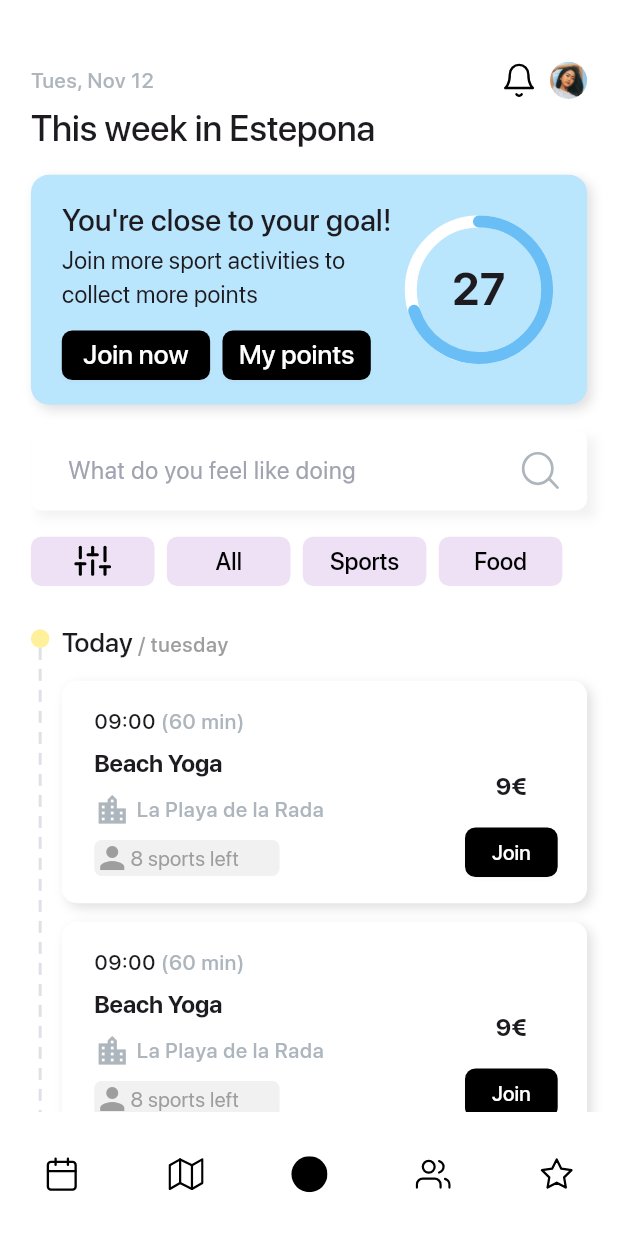
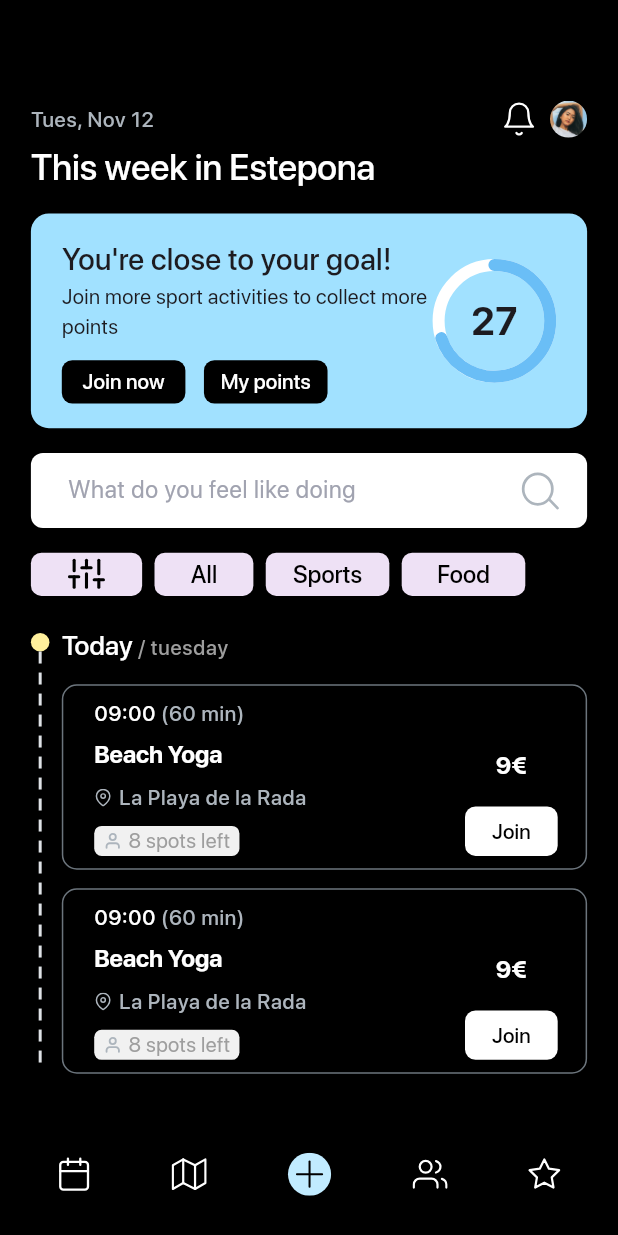
Before and after one commit to DarienRomero/SportsApp, a Flutter app: the screen it shows after launch, on a phone screen of 412 x 824 dp. Run offline on Flutter 3.47's test engine with Material 3 defaults, Android fonts, the phone set to English and light mode, and no system bars; drawn by our look-alikes of dotted_line, percent_indicator; our stand-ins replace dartz, equatable, flutter_bloc, flutter_svg, get_it, sentry_flutter.

Commit message:
ui: improves

```diff
--- a/lib/core/themes.dart
+++ b/lib/core/themes.dart
@@ -71,7 +71,7 @@ class Themes {
     fontFamily: 'SFProDisplay',
     primaryColor: const Color(0xffef5843),
     cardColor: Color(0xffA1E1FF),
-    scaffoldBackgroundColor: Color(0),
+    scaffoldBackgroundColor: Colors.black,
     shadowColor: Color(0),
     iconTheme: IconThemeData(
       color: Colors.white
--- a/lib/features/activities/presentation/pages/today_activities_mobile.dart
+++ b/lib/features/activities/presentation/pages/today_activities_mobile.dart
@@ -6,8 +6,8 @@ import 'package:news_app/core/utils.dart';
 import 'package:news_app/features/activities/presentation/widgets/today_activities/activities_list.dart';
 import 'package:news_app/features/activities/presentation/widgets/today_activities/category_selector.dart';
 import 'package:news_app/features/activities/presentation/widgets/today_activities/goal_card.dart';
+import 'package:news_app/features/activities/presentation/widgets/today_activities/search_box.dart';
 import 'package:news_app/features/common/presentation/widgets/custom_svg_icon.dart';
-import 'package:news_app/features/common/presentation/widgets/custom_text_field.dart';
 import 'package:news_app/features/common/presentation/widgets/general_image.dart';
 import 'package:news_app/features/common/presentation/widgets/h_spacing.dart';
 import 'package:news_app/features/common/presentation/widgets/v_spacing.dart';
@@ -83,25 +83,10 @@ class _TodayActivitiesMobileState extends State<TodayActivitiesMobile> {
             width: mqWidth(context, 100),
           ),
           VSpacing(2),
-          CustomTextField(
-            hintText: "What do you feel like doing",
-            label: "",
-            widthPer: 90,
-            fillColor: Colors.white,
-            suffixIcon: Padding(
-              padding: EdgeInsets.only(
-                top: mqWidth(context, 2),
-                bottom: mqWidth(context, 2),
-                right: mqWidth(context, 4),
-              ),
-              child: CustomSVGIcon(
-                path: CustomIcons.searchIcon
-              ),
-            ),
-          ),
+          SearchBox(),
           VSpacing(2),
           CategorySelector(),
-          VSpacing(3),
+          VSpacing(2.5),
           ActivitiesList()
         ],
       ),
--- a/lib/features/activities/presentation/pages/today_activities_web.dart
+++ b/lib/features/activities/presentation/pages/today_activities_web.dart
@@ -1,8 +1,5 @@
 import 'package:flutter/material.dart';
-import 'package:news_app/core/custom_icons.dart';
 import 'package:news_app/core/utils.dart';
-import 'package:news_app/features/activities/presentation/widgets/today_activities/activities_list.dart';
-import 'package:news_app/features/activities/presentation/widgets/today_activities/category_selector.dart';
 import 'package:news_app/features/activities/presentation/widgets/today_activities_web/activities_list_web.dart';
 import 'package:news_app/features/activities/presentation/widgets/today_activities_web/category_selector_web.dart';
 import 'package:news_app/features/activities/presentation/widgets/today_activities_web/events_card_web.dart';
@@ -10,8 +7,6 @@ import 'package:news_app/features/activities/presentation/widgets/today_activiti
 import 'package:news_app/features/activities/presentation/widgets/today_activities_web/search_box_web.dart';
 import 'package:news_app/features/activities/presentation/widgets/today_activities_web/side_menu.dart';
 import 'package:news_app/features/activities/presentation/widgets/today_activities_web/workshop_card_web.dart';
-import 'package:news_app/features/common/presentation/widgets/custom_svg_icon.dart';
-import 'package:news_app/features/common/presentation/widgets/custom_text_field.dart';
 import 'package:news_app/features/common/presentation/widgets/v_spacing.dart';
 
 class TodayActivitiesWeb extends StatelessWidget {
--- a/lib/features/activities/presentation/widgets/custom_bottom_navigation_bar.dart
+++ b/lib/features/activities/presentation/widgets/custom_bottom_navigation_bar.dart
@@ -27,7 +27,7 @@ class _CustomBottomNavigationBarState extends State<CustomBottomNavigationBar> {
       width: mqWidth(context, platformInfo.isWeb ? 0 : 100),
       height: mqHeigth(context, platformInfo.isWeb ? 0 : 10),
       padding: EdgeInsets.symmetric(
-        horizontal: mqWidth(context, 5)
+        horizontal: mqWidth(context, 7)
       ),
       child: Row(
         mainAxisAlignment: MainAxisAlignment.spaceBetween,
@@ -57,7 +57,7 @@ class _CustomBottomNavigationBarState extends State<CustomBottomNavigationBar> {
             )
           ),
           CustomIconButton(
-            size: 10,
+            size: 12,
             fillColor: Color(0),
             onPressed: (){
 
@@ -65,7 +65,7 @@ class _CustomBottomNavigationBarState extends State<CustomBottomNavigationBar> {
             splashColor: Color(0xffE9ECEF),
             icon: CustomSVGIcon(
               path: CustomIcons.plusIcon,
-              color: Theme.of(context).iconTheme.color,
+              sizePer: 12,
             )
           ),
           CustomIconButton(
--- a/lib/features/activities/presentation/widgets/today_activities/activity_card.dart
+++ b/lib/features/activities/presentation/widgets/today_activities/activity_card.dart
@@ -1,6 +1,8 @@
 import 'package:flutter/material.dart';
+import 'package:news_app/core/custom_icons.dart';
 import 'package:news_app/core/utils.dart';
 import 'package:news_app/features/common/presentation/widgets/common_button.dart';
+import 'package:news_app/features/common/presentation/widgets/custom_svg_icon.dart';
 import 'package:news_app/features/common/presentation/widgets/h_spacing.dart';
 import 'package:news_app/features/common/presentation/widgets/v_spacing.dart';
 
@@ -11,7 +13,7 @@ class ActivityCard extends StatelessWidget {
   Widget build(BuildContext context) {
     return Container(
       width: mqWidth(context, 85),
-      height: mqHeigth(context, 18),
+      height: mqHeigth(context, 15),
       decoration: BoxDecoration(
         borderRadius: BorderRadius.circular(10),
         color: Theme.of(context).scaffoldBackgroundColor,
@@ -32,10 +34,13 @@ class ActivityCard extends StatelessWidget {
             width: mqWidth(context, 65),
             padding: EdgeInsets.only(
               left: mqWidth(context, 5),
-              top: mqHeigth(context, 2),
-              bottom: mqHeigth(context, 2)
+              top: mqHeigth(context, 1),
             ),
             child: Column(
+              crossAxisAlignment: CrossAxisAlignment.start,
+              mainAxisAlignment: MainAxisAlignment.spaceBetween,
+              children: [
+                Column(
                   crossAxisAlignment: CrossAxisAlignment.start,
                   children: [
                     Text.rich(TextSpan(
@@ -56,32 +61,41 @@ class ActivityCard extends StatelessWidget {
                     VSpacing(1),
                     Row(
                       children: [
-                    Icon(Icons.location_city, color: Color(0xffADB5BD)),
+                        CustomSVGIcon(path: CustomIcons.mapPinIcon, sizePer: 3),
                         HSpacing(1),
                         Text("La Playa de la Rada", style: Theme.of(context).textTheme.labelSmall?.copyWith(
                           color: Color(0xffADB5BD)
                         ))
                       ],
                     ),
-                VSpacing(1),
-                Row(
+                  ],
+                ),
+                Container(
+                  padding: EdgeInsets.only(
+                    bottom: mqHeigth(context, 1)
+                  ),
+                  child: Row(
                     children: [
                       Container(
-                      width: mqWidth(context, 30),
+                        padding: EdgeInsets.symmetric(
+                          horizontal: mqWidth(context, 1.5)
+                        ),
                         decoration: BoxDecoration(
                           borderRadius: BorderRadius.circular(5),
                           color: Color(0xffF1F1F1)
                         ),
                         child: Row(
                           children: [
-                          Icon(Icons.person, color: Color(0xff9E9E9E)),
-                          Text("8 sports left", style: TextStyle(
+                            CustomSVGIcon(path: CustomIcons.userIcon, sizePer: 3),
+                            HSpacing(1),
+                            Text("8 spots left", style: TextStyle(
                               color: Color(0xff9E9E9E)
                             ))
                           ],
                         ),
                       )
                     ],
+                  ),
                 )
               ],
             ),
@@ -103,7 +117,7 @@ class ActivityCard extends StatelessWidget {
                   width: mqWidth(context, 15),
                   color: Theme.of(context).filledButtonTheme.style?.backgroundColor?.resolve({})
                 ),
-                VSpacing(2),
+                VSpacing(1),
               ],
             ),
           )
--- a/lib/features/activities/presentation/widgets/today_activities/category_selector.dart
+++ b/lib/features/activities/presentation/widgets/today_activities/category_selector.dart
@@ -11,7 +11,7 @@ class CategorySelector extends StatelessWidget {
   @override
   Widget build(BuildContext context) {
     return Container(
-      height: mqHeigth(context, 4),
+      height: mqHeigth(context, 3.5),
       padding: EdgeInsets.only(
         left: mqWidth(context, 5)
       ),
@@ -24,7 +24,7 @@ class CategorySelector extends StatelessWidget {
             },
             label: "",
             child: CustomSVGIcon(path: CustomIcons.slidersIcon),
-            width: mqWidth(context, 20),
+            width: mqWidth(context, 18),
             color: Color(0xffEEE1F5),
             elevation: 0,
           ),
@@ -35,7 +35,7 @@ class CategorySelector extends StatelessWidget {
             },
             label: "All",
             fontSize: 16,
-            width: mqWidth(context, 20),
+            width: mqWidth(context, 16),
             labelColor: Colors.black,
             color: Color(0xffEEE1F5),
             elevation: 0,
--- a/lib/features/activities/presentation/widgets/today_activities/goal_card.dart
+++ b/lib/features/activities/presentation/widgets/today_activities/goal_card.dart
@@ -34,7 +34,7 @@ class GoalCard extends StatelessWidget {
       child: Row(
         children: [
           Container(
-            width: width * 0.55,
+            width: width * 0.6,
             child: Column(
               crossAxisAlignment: CrossAxisAlignment.start,
               children: [
@@ -45,28 +45,28 @@ class GoalCard extends StatelessWidget {
                 Text(
                   "Join more sport activities to collect more points",
                   style: TextStyle(
-                    fontSize: 16
+                    fontSize: 14
                   )
                 ),
                 VSpacing(1.5),
                 Row(
                   children: [
                     CustomButton(
-                      heigth: mqHeigth(context, 4),
+                      heigth: mqHeigth(context, 3.5),
                       onPressed: (){},
                       label: "Join now",
-                      width: width * 0.24,
+                      width: width * 0.2,
                       color: Colors.black,
-                      fontSize: 18,
+                      fontSize: 14,
                     ),
-                    HSpacing(2),
+                    HSpacing(3),
                     CustomButton(
-                      heigth: mqHeigth(context, 4),
+                      heigth: mqHeigth(context, 3.5),
                       onPressed: (){},
                       label: "My points",
-                      width: width * 0.24,
+                      width: width * 0.2,
                       color: Colors.black,
-                      fontSize: 18
+                      fontSize: 14
                     ),
                   ],
                 )
@@ -74,15 +74,15 @@ class GoalCard extends StatelessWidget {
             ),
           ),
           Container(
-            width: width * 0.25,
+            width: width * 0.2,
             child: Column(
               children: [
                 CircularPercentIndicator(
-                  radius: width * 0.12,
+                  radius: width * 0.1,
                   lineWidth: 8.0,
                   percent: 0.7,
                   center: new Text("27", style: TextStyle(
-                    fontSize: 30,
+                    fontSize: 26,
                     fontWeight: FontWeight.w600
                   )),
                   progressColor: Color(0xff6ABEF6),
--- /dev/null
+++ b/lib/features/activities/presentation/widgets/today_activities/search_box.dart
@@ -0,0 +1,30 @@
+import 'package:flutter/material.dart';
+import 'package:news_app/core/custom_icons.dart';
+import 'package:news_app/core/utils.dart';
+import 'package:news_app/features/common/presentation/widgets/custom_svg_icon.dart';
+import 'package:news_app/features/common/presentation/widgets/custom_text_field.dart';
+
+class SearchBox extends StatelessWidget {
+  const SearchBox({super.key});
+
+  @override
+  Widget build(BuildContext context) {
+    return CustomTextField(
+      hintText: "What do you feel like doing",
+      label: "",
+      widthPer: 90,
+      height: 50,
+      fillColor: Colors.white,
+      suffixIcon: Padding(
+        padding: EdgeInsets.only(
+          top: mqWidth(context, 2),
+          bottom: mqWidth(context, 2),
+          right: mqWidth(context, 4),
+        ),
+        child: CustomSVGIcon(
+          path: CustomIcons.searchIcon
+        ),
+      ),
+    );
+  }
+}
--- a/lib/features/activities/presentation/widgets/today_activities_web/activities_list_web.dart
+++ b/lib/features/activities/presentation/widgets/today_activities_web/activities_list_web.dart
@@ -1,7 +1,6 @@
 import 'package:dotted_line/dotted_line.dart';
 import 'package:flutter/material.dart';
 import 'package:news_app/core/utils.dart';
-import 'package:news_app/features/activities/presentation/widgets/today_activities/activity_card.dart';
 import 'package:news_app/features/activities/presentation/widgets/today_activities_web/activity_card_web.dart';
 import 'package:news_app/features/common/presentation/widgets/v_spacing.dart';
 
--- a/lib/features/activities/presentation/widgets/today_activities_web/events_card_web.dart
+++ b/lib/features/activities/presentation/widgets/today_activities_web/events_card_web.dart
@@ -1,9 +1,6 @@
 import 'package:flutter/material.dart';
-import 'package:news_app/core/custom_icons.dart';
 import 'package:news_app/core/utils.dart';
 import 'package:news_app/features/common/presentation/widgets/common_button.dart';
-import 'package:news_app/features/common/presentation/widgets/custom_svg_icon.dart';
-import 'package:news_app/features/common/presentation/widgets/custom_text_field.dart';
 import 'package:news_app/features/common/presentation/widgets/v_spacing.dart';
 
 class EventsCardWeb extends StatelessWidget {
--- a/lib/features/common/presentation/widgets/common_button.dart
+++ b/lib/features/common/presentation/widgets/common_button.dart
@@ -7,7 +7,7 @@ class CustomButton extends StatelessWidget {
   final FontWeight fontWeight;
   final VoidCallback? onPressed;
   final String label;
-  final double width;
+  final double? width;
   final Color? color;
   final double heigth;
   final double borderRadius;
@@ -25,7 +25,7 @@ class CustomButton extends StatelessWidget {
     this.fontWeight = FontWeight.bold,
     required this.onPressed,
     required this.label,
-    required this.width,
+    this.width,
     required this.color,
     this.heigth = 60,
     this.borderRadius = 7,
--- a/lib/features/common/presentation/widgets/custom_text_field.dart
+++ b/lib/features/common/presentation/widgets/custom_text_field.dart
@@ -81,8 +81,8 @@ class CustomTextField extends StatelessWidget {
             decoration: BoxDecoration(
               boxShadow: [
                 BoxShadow(
-                  color: Colors.black.withOpacity(0.05),
-                  offset: Offset(5, 5),
+                  color: Colors.black.withOpacity(0.12),
+                  offset: Offset(2, 2),
                   blurRadius: 5
                 )
               ]
--- a/lib/main.dart
+++ b/lib/main.dart
@@ -57,7 +57,7 @@ class MyApp extends StatelessWidget {
       child: MaterialApp(
         title: 'DeportesApp',
         debugShowCheckedModeBanner: false,
-        theme: Themes.lightMode,
+        theme: Themes.darkMode,
         home: RouterPage()
       ),
     );
```
Lines whose indentation alone changed are shown as unchanged.
